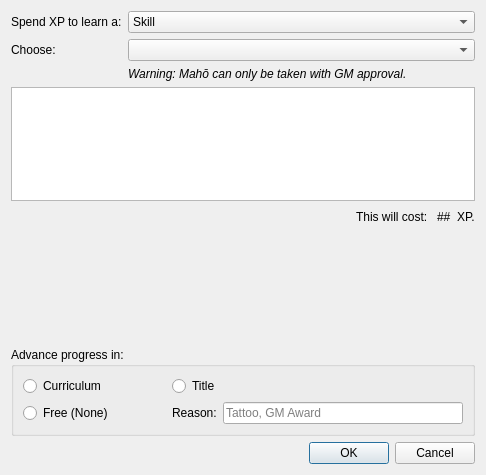
This is PaperBlossoms/ui/addadvancedialog.ui in dashnine/PaperBlossoms as Qt 5 draws it before an edit. The edited form follows.
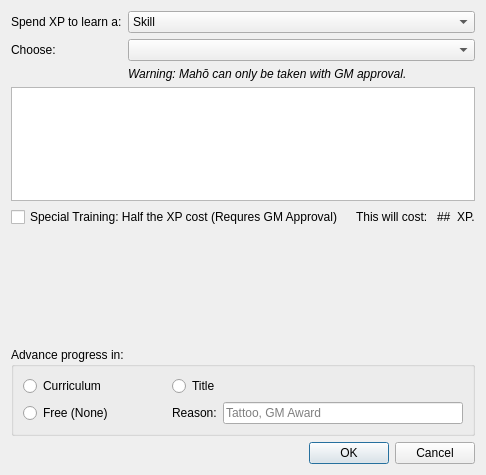
This is the edited form.

Commit message: Support halfing XP for special training (per In the Palace of the Emerald Champion)

What changed in the file:
```diff
--- a/PaperBlossoms/ui/addadvancedialog.ui
+++ b/PaperBlossoms/ui/addadvancedialog.ui
@@ -108,6 +108,13 @@
    </item>
    <item>
     <layout class="QHBoxLayout" name="horizontalLayout">
+     <item>
+      <widget class="QCheckBox" name="halfxp_checkBox">
+       <property name="text">
+        <string>Special Training: Half the XP cost (Requres GM Approval)</string>
+       </property>
+      </widget>
+     </item>
      <item>
       <spacer name="horizontalSpacer">
        <property name="orientation">
```
The commit also changes 2 other files.
